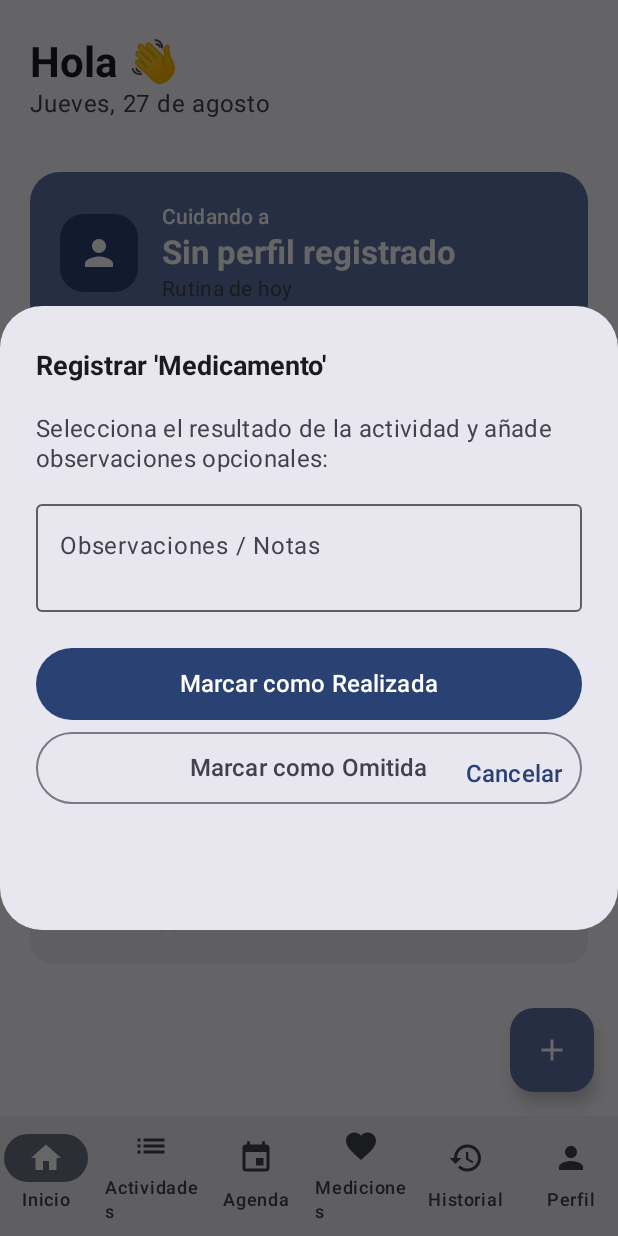
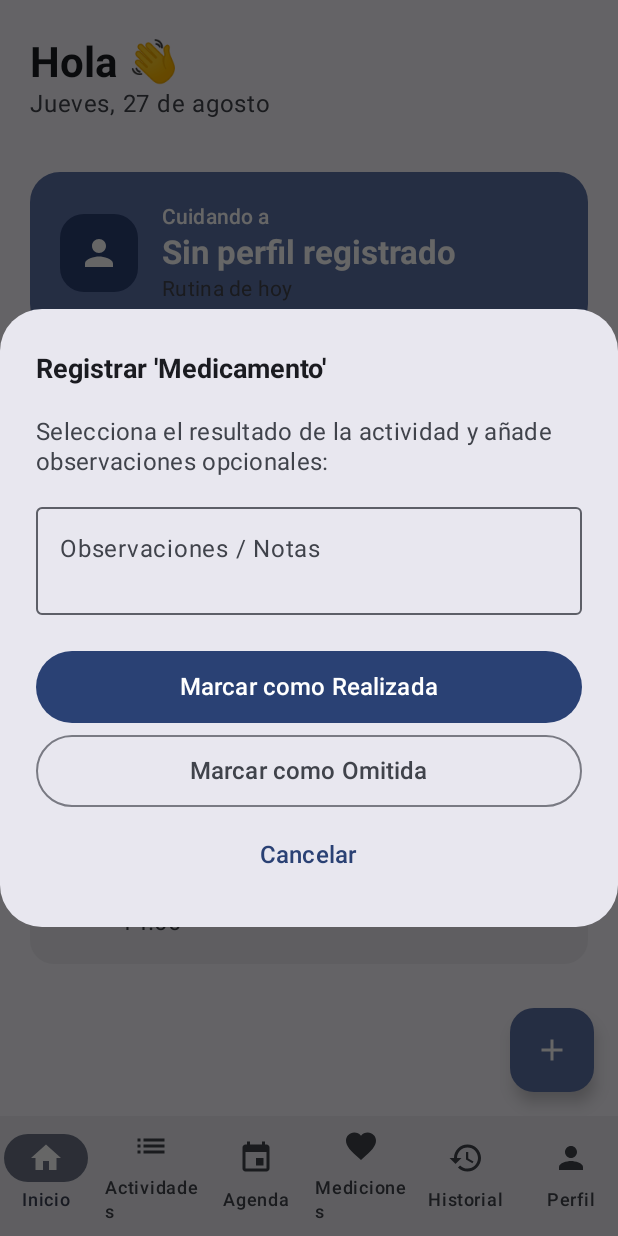
Before and after one commit to Helectro1/Agenda-Adulto-Mayor, an Android app built with Jetpack Compose: the screen it shows after launch (MainActivity), after a tap on "Medicamento", on a phone screen of 412 x 824 dp. Run offline under Robolectric (Android 15) with nearby library versions, the phone set to English and light mode, and no system bars; our stand-ins replace Room's generated code.

Commit message:
fix(ui): apilar verticalmente los botones de ActivityLogDialog para evitar empalme

```diff
--- a/app/src/main/java/com/example/cuidado/ui/screens/home/HomeScreen.kt
+++ b/app/src/main/java/com/example/cuidado/ui/screens/home/HomeScreen.kt
@@ -174,26 +174,37 @@ private fun ActivityLogDialog(
             }
         },
         confirmButton = {
-            Column(verticalArrangement = Arrangement.spacedBy(8.dp), modifier = Modifier.fillMaxWidth()) {
+            Column(
+                verticalArrangement = Arrangement.spacedBy(8.dp),
+                modifier = Modifier.fillMaxWidth()
+            ) {
                 Button(
                     onClick = { onConfirm("COMPLETED", notes) },
-                    modifier = Modifier.fillMaxWidth().heightIn(min = 48.dp)
+                    modifier = Modifier
+                        .fillMaxWidth()
+                        .heightIn(min = 48.dp)
                 ) {
                     Text("Marcar como Realizada", fontSize = 16.sp)
                 }
                 OutlinedButton(
                     onClick = { onConfirm("SKIPPED", notes) },
-                    modifier = Modifier.fillMaxWidth().heightIn(min = 48.dp)
+                    modifier = Modifier
+                        .fillMaxWidth()
+                        .heightIn(min = 48.dp)
                 ) {
                     Text("Marcar como Omitida", fontSize = 16.sp)
                 }
+                TextButton(
+                    onClick = onDismiss,
+                    modifier = Modifier
+                        .fillMaxWidth()
+                        .heightIn(min = 48.dp)
+                ) {
+                    Text("Cancelar", fontSize = 16.sp)
+                }
             }
         },
-        dismissButton = {
-            TextButton(onClick = onDismiss, modifier = Modifier.heightIn(min = 48.dp)) {
-                Text("Cancelar", fontSize = 16.sp)
-            }
-        }
+        dismissButton = null
     )
 }
 
```
